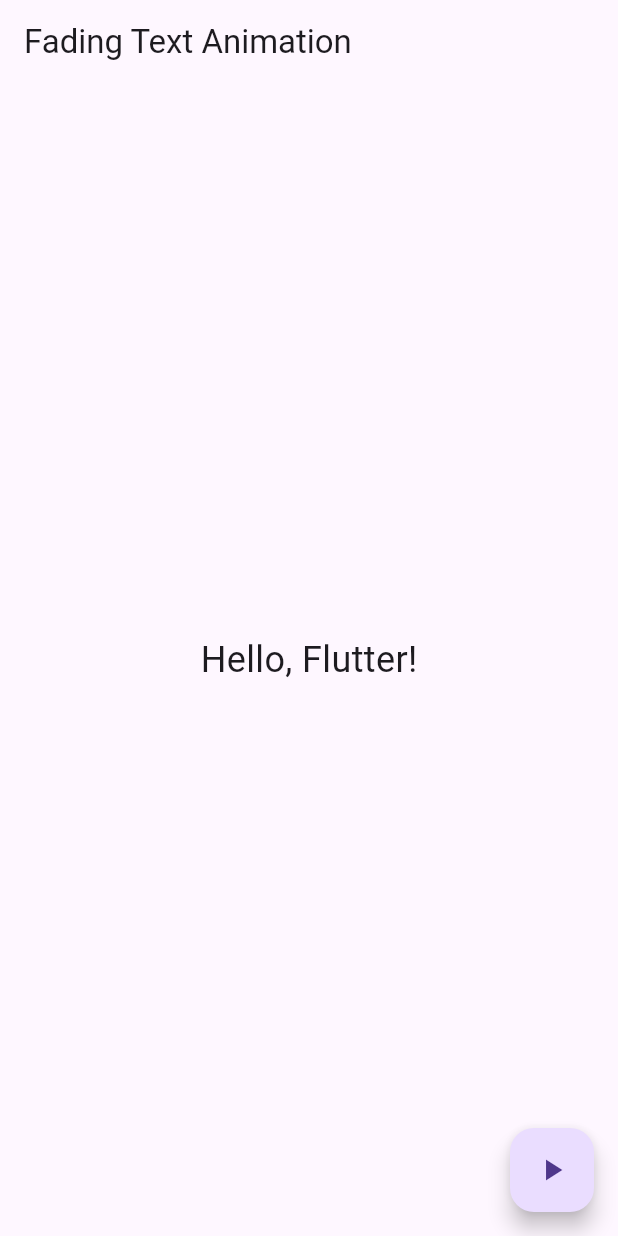
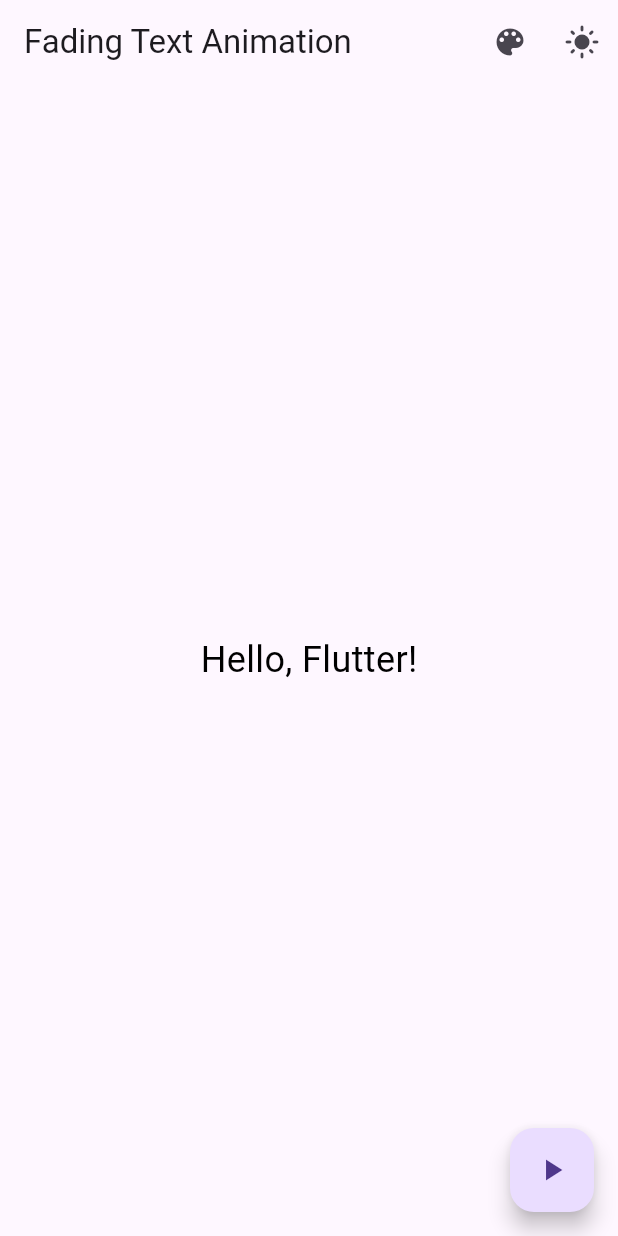
Before and after one commit to Shawnm-MAD/fadetext_animation_app, a Flutter app: the screen it shows after launch, on a phone screen of 412 x 824 dp. Run offline on Flutter 3.47's test engine with Material 3 defaults, Android fonts, the phone set to English and light mode, and no system bars; our stand-ins replace flutter_colorpicker.

Commit message:
Update main.dart
day and night mode toggle with sun and moon logo, color picker for the text, and updated pubspec.yaml for color picker, updated readme for install of color picker

```diff
--- a/lib/main.dart
+++ b/lib/main.dart
@@ -1,31 +1,104 @@
 import 'package:flutter/material.dart';
+import 'package:flutter_colorpicker/flutter_colorpicker.dart';
+
 void main() {
   runApp(MyApp());
 }
-class MyApp extends StatelessWidget {
+
+class MyApp extends StatefulWidget {
+  @override
+  _MyAppState createState() => _MyAppState();
+}
+
+class _MyAppState extends State<MyApp> {
+  bool _isDarkMode = false;
+
+  void toggleTheme() {
+    setState(() {
+      _isDarkMode = !_isDarkMode;
+    });
+  }
+
   @override
   Widget build(BuildContext context) {
     return MaterialApp(
-home: FadingTextAnimation(),
+      theme: _isDarkMode ? ThemeData.dark() : ThemeData.light(),
+      home: FadingTextAnimation(
+        toggleTheme: toggleTheme,
+        isDarkMode: _isDarkMode,
+      ),
     );
   }
 }
+
 class FadingTextAnimation extends StatefulWidget {
+  final VoidCallback toggleTheme;
+  final bool isDarkMode;
+
+  FadingTextAnimation({required this.toggleTheme, required this.isDarkMode});
+
   @override
   _FadingTextAnimationState createState() => _FadingTextAnimationState();
 }
+
 class _FadingTextAnimationState extends State<FadingTextAnimation> {
   bool _isVisible = true;
+  Color _textColor = Colors.black;
+
   void toggleVisibility() {
     setState(() {
       _isVisible = !_isVisible;
     });
   }
+
+  void changeTextColor(Color color) {
+    setState(() {
+      _textColor = color;
+    });
+  }
+
+  void showColorPickerDialog() {
+    showDialog(
+      context: context,
+      builder: (context) {
+        return AlertDialog(
+          title: Text("Pick a text color"),
+          content: SingleChildScrollView(
+            child: ColorPicker(
+              pickerColor: _textColor,
+              onColorChanged: changeTextColor,
+              showLabel: false,
+              enableAlpha: false,
+            ),
+          ),
+          actions: [
+            TextButton(
+              child: Text("Select"),
+              onPressed: () {
+                Navigator.of(context).pop();
+              },
+            ),
+          ],
+        );
+      },
+    );
+  }
+
   @override
   Widget build(BuildContext context) {
     return Scaffold(
       appBar: AppBar(
         title: Text('Fading Text Animation'),
+        actions: [
+          IconButton(
+            icon: Icon(Icons.color_lens),
+            onPressed: showColorPickerDialog,
+          ),
+          IconButton(
+            icon: Icon(widget.isDarkMode ? Icons.dark_mode : Icons.light_mode),
+            onPressed: widget.toggleTheme,
+          ),
+        ],
       ),
       body: Center(
         child: AnimatedOpacity(
@@ -33,7 +106,7 @@ opacity: _isVisible ? 1.0 : 0.0,
           duration: Duration(seconds: 1),
           child: Text(
             'Hello, Flutter!',
-style: TextStyle(fontSize: 24),
+            style: TextStyle(fontSize: 24, color: _textColor),
           ),
         ),
       ),
```
Also changed, not shown: pubspec.yaml (+7 -10 lines), pubspec.lock, 1 other file. Lines whose indentation alone changed are shown as unchanged.
